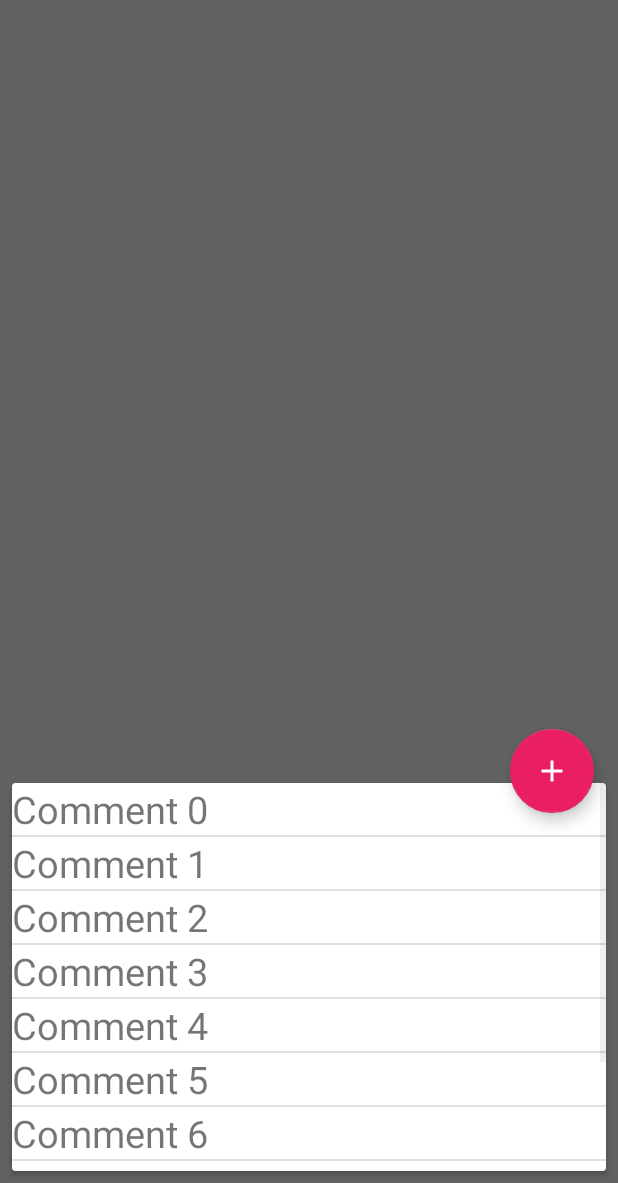
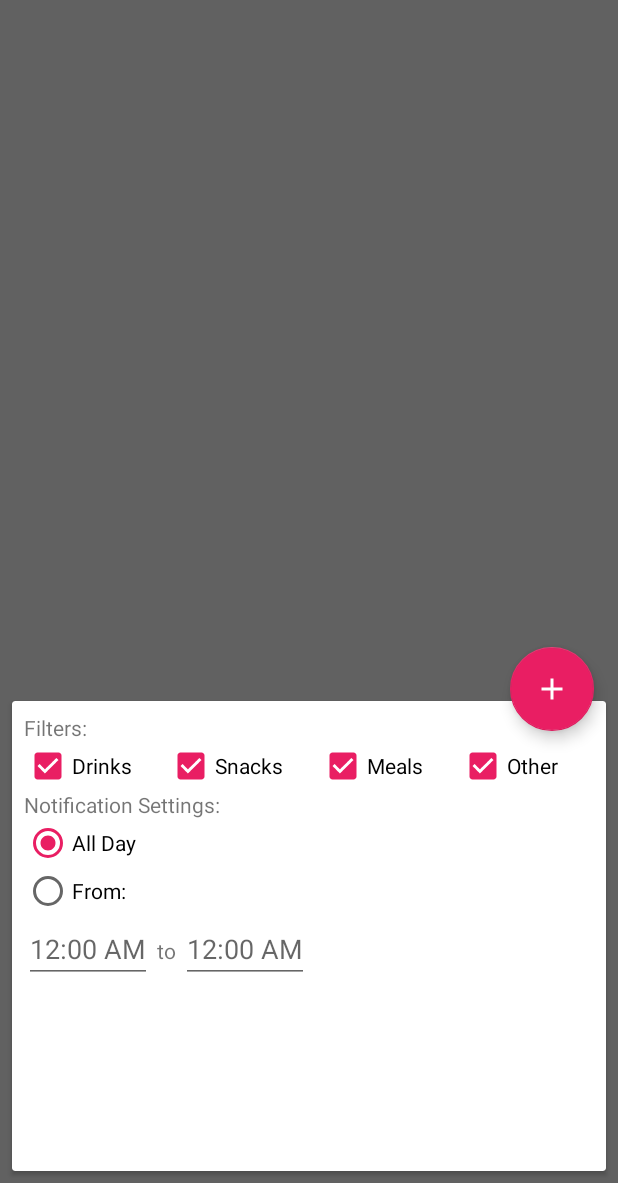
Before and after one commit to Skouriskaze/FindFood, an Android app: the Map screen opened directly, with no data from a screen before it, on a phone screen of 412 x 824 dp, the part 53-1236 px from its top. Run offline under Robolectric (Android 15) with nearby library versions, the phone set to English and light mode, and no system bars; our stand-ins replace Firebase (no records; nobody signed in at launch, a user with empty details on screens opened directly); 2 statements that could not run were skipped.

Commit message:
Added random functionality

```diff
--- a/FoodApp/app/build.gradle
+++ b/FoodApp/app/build.gradle
@@ -33,6 +33,7 @@ dependencies {
     compile 'com.google.firebase:firebase-auth:9.6.1'
 
     compile 'com.android.support:cardview-v7:24.2.1'
+    compile 'com.wdullaer:materialdatetimepicker:2.5.0'
 }
 
 apply plugin: 'com.google.gms.google-services'
--- a/FoodApp/app/src/main/java/caden/foodapp/Map.java
+++ b/FoodApp/app/src/main/java/caden/foodapp/Map.java
@@ -1,31 +1,31 @@
 package caden.foodapp;
 
 import android.Manifest;
+import android.app.TimePickerDialog;
 import android.content.Context;
 import android.content.DialogInterface;
 import android.content.Intent;
 import android.content.pm.PackageManager;
 import android.content.res.ColorStateList;
-import android.graphics.Canvas;
 import android.graphics.Color;
 import android.location.Address;
 import android.location.Geocoder;
 import android.location.Location;
 import android.location.LocationManager;
+import android.os.Bundle;
 import android.provider.Settings;
 import android.support.annotation.NonNull;
 import android.support.annotation.Nullable;
 import android.support.design.widget.FloatingActionButton;
 import android.support.v4.app.ActivityCompat;
-import android.os.Bundle;
 import android.support.v7.app.AlertDialog;
 import android.support.v7.app.AppCompatActivity;
 import android.util.Log;
 import android.view.LayoutInflater;
 import android.view.View;
-import android.widget.ArrayAdapter;
 import android.widget.EditText;
-import android.widget.ListView;
+import android.widget.RadioButton;
+import android.widget.TimePicker;
 import android.widget.Toast;
 
 import com.google.android.gms.common.ConnectionResult;
@@ -100,13 +100,8 @@ public class Map extends AppCompatActivity
         }
 
         fab = (FloatingActionButton) findViewById(R.id.fab);
-
-        String[] arra = new String[10];
-        for (int i = 0; i < 10; i++) arra[i] = "Comment " + i;
-        ArrayAdapter<String> adapter = new ArrayAdapter<String>(this, R.layout.item_food, arra);
-
-        ListView lvComments = (ListView) findViewById(R.id.lvComments);
-        lvComments.setAdapter(adapter);
+        RadioButton rbAllDay = (RadioButton) findViewById(R.id.rbAllDay);
+        rbAllDay.setChecked(true);
 
         mCampus = new Campus(getIntent().getStringExtra("Name"), getIntent().getStringExtra("Address"));
         if (!mCampus.getName().equals("") && mCampus.getName() != null) {
@@ -119,7 +114,8 @@ public class Map extends AppCompatActivity
             }
 
             Address address = addressList.get(0);
-            mUni = new LatLng(address.getLatitude(), address.getLongitude());
+            if (address != null)
+                mUni = new LatLng(address.getLatitude(), address.getLongitude());
         }
 
         if (checkPlayServices()) {
@@ -193,9 +189,6 @@ public class Map extends AppCompatActivity
                 }
             }
         });
-        //updateLocation();
-        //m_Location = getLocation();
-
 
     }
 
@@ -251,42 +244,12 @@ public class Map extends AppCompatActivity
                     }
                     LocationServices.FusedLocationApi.requestLocationUpdates(mGoogleApiClient, mLocationRequest, this);
                     mMap.setMyLocationEnabled(true);
-                    //updateLocation();
-                    //m_Location = getLocation();
                 } else {
                     Log.e("Map", "Permission Denied");
                 }
             }
         }
     }
-
-    /*
-    private void updateLocation() {
-        if (ContextCompat.checkSelfPermission(this, android.Manifest.permission.ACCESS_FINE_LOCATION)
-                == PackageManager.PERMISSION_GRANTED) {
-            mMap.setMyLocationEnabled(true);
-            Log.d("Map", "Location enabled");
-        } else {
-            ActivityCompat.requestPermissions(Map.this,
-                    new String[]{Manifest.permission.ACCESS_FINE_LOCATION},
-                    MY_PERMISSIONS_REQUEST_ACCESS_FINE_LOCATION);
-        }
-    } */
-
-    /*
-    public Location getLocation() {
-        if (ContextCompat.checkSelfPermission(this, android.Manifest.permission.ACCESS_FINE_LOCATION)
-                != PackageManager.PERMISSION_GRANTED) {
-            ActivityCompat.requestPermissions(Map.this,
-                    new String[]{android.Manifest.permission.ACCESS_FINE_LOCATION}, MY_PERMISSIONS_REQUEST_ACCESS_FINE_LOCATION);
-        }
-        m_LocationManager = (LocationManager) getSystemService(LOCATION_SERVICE);
-        Criteria criteria = new Criteria();
-        String bestProvider = m_LocationManager.getBestProvider(criteria, true);
-        Location location = m_LocationManager.getLastKnownLocation(bestProvider);
-        Location loc2 = LocationServices.FusedLocationApi.getLastLocation(mGoogleApiClient);
-        return loc2;
-    } */
 
     protected void startLocationUpdate() {
         mLocationRequest = LocationRequest.create().setPriority(LocationRequest.PRIORITY_HIGH_ACCURACY).setInterval(10000).setFastestInterval(2000);
@@ -322,26 +285,6 @@ public class Map extends AppCompatActivity
         }
     }
 
-//    @Override
-//    public boolean onCreateOptionsMenu(Menu menu) {
-//        MenuInflater inflater = getMenuInflater();
-//        inflater.inflate(R.menu.menu_add, menu);
-//        return true;
-//    }
-
-//    @Override
-//    public boolean onOptionsItemSelected(MenuItem item) {
-//        switch (item.getItemId()) {
-//            case R.id.action_add:
-//
-////                addDialog();
-//
-//                return true;
-//            default:
-//                return super.onOptionsItemSelected(item);
-//        }
-//    }
-
     public void addDialog(View view) {
         Log.d("Action", "Marker to be added");
         isStateDragging = !isStateDragging;
@@ -363,8 +306,15 @@ public class Map extends AppCompatActivity
                         public void onClick(DialogInterface dialog, int which) {
                             String desc = ((EditText) dialogView.findViewById(R.id.desc)).getText().toString();
                             String snip = ((EditText) dialogView.findViewById(R.id.snippet)).getText().toString();
-                            Marker mark = mMap.addMarker(new MarkerOptions().position(camPos).title(desc).snippet(snip));
+                            if (desc.trim().equals("")) {
+                                desc = "Food";
+                            }
+                            Marker mark = mMap.addMarker(new MarkerOptions().position(camPos).title(desc));
+                            if (!snip.trim().equals("")) {
+                                mark.setSnippet(snip);
+                            }
                             mark.setTag(mCampus);
+                            mark.showInfoWindow();
                             mCamMarker.remove();
 //                        mMap.animateCamera(CameraUpdateFactory.newLatLngZoom(loc, 15));
                         }
@@ -379,27 +329,43 @@ public class Map extends AppCompatActivity
 
             builder.show();
         }
-        /*
-        AlertDialog.Builder builder = new AlertDialog.Builder(this);
-        final LayoutInflater layoutInflater = this.getLayoutInflater();
-        final View dialogView = layoutInflater.inflate(R.layout.dialog_marker, null, false);
-        final LatLng camPos = mMap.getCameraPosition().target;
-        builder.setView(dialogView)
-                .setPositiveButton("Okay", new DialogInterface.OnClickListener() {
-                    @Override
-                    public void onClick(DialogInterface dialog, int which) {
-                        String desc = ((EditText) dialogView.findViewById(R.id.desc)).getText().toString();
-                        mMap.addMarker(new MarkerOptions().position(camPos).title(desc));
-//                        mMap.animateCamera(CameraUpdateFactory.newLatLngZoom(loc, 15));
-                    }
-                })
-                .setNegativeButton("Cancel", new DialogInterface.OnClickListener() {
-                    @Override
-                    public void onClick(DialogInterface dialog, int which) {
-                        dialog.cancel();
-                    }
-                });
 
-        builder.show(); */
+    }
+
+    public void onBeginClick(View view) {
+        final EditText etBegin = (EditText) findViewById(R.id.etBeginTime);
+        final RadioButton rbFrom = (RadioButton) findViewById(R.id.rbFrom);
+        TimePickerDialog tpd = new TimePickerDialog(this, new TimePickerDialog.OnTimeSetListener() {
+            @Override
+            public void onTimeSet(TimePicker view, int hourOfDay, int minute) {
+                rbFrom.setChecked(true);
+                StringBuilder sb = new StringBuilder();
+                sb.append(hourOfDay % 12 == 0 ? 12 : hourOfDay % 12);
+                sb.append(":");
+                sb.append(String.format("%1$02d", minute));
+                sb.append(hourOfDay > 11 ? " PM" : " AM");
+                etBegin.setText(sb.toString());
+            }
+        }, 0, 0, false);
+        tpd.show();
+    }
+
+    public void onEndClick(View view) {
+
+        final EditText etEnd = (EditText) findViewById(R.id.etEndTime);
+        final RadioButton rbFrom = (RadioButton) findViewById(R.id.rbFrom);
+        TimePickerDialog tpd = new TimePickerDialog(this, new TimePickerDialog.OnTimeSetListener() {
+            @Override
+            public void onTimeSet(TimePicker view, int hourOfDay, int minute) {
+                rbFrom.setChecked(true);
+                StringBuilder sb = new StringBuilder();
+                sb.append(hourOfDay % 12 == 0 ? 12 : hourOfDay % 12);
+                sb.append(":");
+                sb.append(String.format("%1$02d", minute));
+                sb.append(hourOfDay > 11 ? " PM" : " AM");
+                etEnd.setText(sb.toString());
+            }
+        }, 0, 0, false);
+        tpd.show();
     }
 }
--- a/FoodApp/app/src/main/res/layout/activity_map.xml
+++ b/FoodApp/app/src/main/res/layout/activity_map.xml
@@ -20,20 +20,106 @@
             android:name="com.google.android.gms.maps.SupportMapFragment"
             android:layout_width="match_parent"
             android:layout_height="match_parent"
-            android:layout_weight="1"
+            android:layout_weight="2"
             tools:context="caden.foodapp.Map"/>
 
         <android.support.v7.widget.CardView
-            android:layout_weight="2"
+            android:layout_weight="3"
             android:layout_margin="8dp"
             android:layout_width="match_parent"
             android:layout_height="match_parent">
 
-            <ListView
-                android:id="@+id/lvComments"
-                android:layout_weight="2"
+            <LinearLayout
+                android:orientation="vertical"
+                android:padding="12px"
                 android:layout_width="match_parent"
-                android:layout_height="match_parent"/>
+                android:layout_height="match_parent">
+
+                <TextView
+                    android:text="Filters:"
+                    android:layout_width="match_parent"
+                    android:layout_height="wrap_content" />
+
+                <LinearLayout
+                    android:layout_width="match_parent"
+                    android:layout_height="wrap_content">
+                    <CheckBox
+                        android:id="@+id/cbFirst"
+                        android:layout_weight="1"
+                        android:text="Drinks"
+                        android:checked="true"
+                        android:layout_width="wrap_content"
+                        android:layout_height="wrap_content" />
+                    <CheckBox
+                        android:id="@+id/cbSecond"
+                        android:layout_weight="1"
+                        android:text="Snacks"
+                        android:checked="true"
+                        android:layout_width="wrap_content"
+                        android:layout_height="wrap_content" />
+                    <CheckBox
+                        android:id="@+id/cbThird"
+                        android:layout_weight="1"
+                        android:text="Meals"
+                        android:checked="true"
+                        android:layout_width="wrap_content"
+                        android:layout_height="wrap_content" />
+                    <CheckBox
+                        android:id="@+id/cbFourth"
+                        android:layout_weight="1"
+                        android:text="Other"
+                        android:checked="true"
+                        android:layout_width="wrap_content"
+                        android:layout_height="wrap_content" />
+                </LinearLayout>
+
+                <TextView
+                    android:text="Notification Settings:"
+                    android:layout_width="match_parent"
+                    android:layout_height="wrap_content" />
+
+                <RadioGroup
+                    android:layout_width="match_parent"
+                    android:layout_height="wrap_content">
+                    <RadioButton
+                        android:id="@+id/rbAllDay"
+                        android:text="All Day"
+                        android:layout_width="match_parent"
+                        android:layout_height="wrap_content" />
+
+                    <RadioButton
+                        android:id="@+id/rbFrom"
+                        android:text="From:"
+                        android:layout_width="match_parent"
+                        android:layout_height="wrap_content" />
+
+                    <LinearLayout
+                        android:layout_width="match_parent"
+                        android:layout_height="wrap_content">
+
+                        <EditText
+                            android:id="@+id/etBeginTime"
+                            android:hint="12:00 AM"
+                            android:focusable="false"
+                            android:onClick="onBeginClick"
+                            android:layout_width="wrap_content"
+                            android:layout_height="wrap_content" />
+
+                        <TextView
+                            android:text=" to "
+                            android:layout_width="wrap_content"
+                            android:layout_height="wrap_content" />
+                        <EditText
+                            android:id="@+id/etEndTime"
+                            android:hint="12:00 AM"
+                            android:focusable="false"
+                            android:onClick="onEndClick"
+                            android:layout_width="wrap_content"
+                            android:layout_height="wrap_content" />
+                    </LinearLayout>
+                </RadioGroup>
+
+            </LinearLayout>
 
         </android.support.v7.widget.CardView>
 
--- a/FoodApp/app/src/main/res/layout/dialog_marker.xml
+++ b/FoodApp/app/src/main/res/layout/dialog_marker.xml
@@ -21,6 +21,7 @@
 
     <EditText
         android:id="@+id/snippet"
+        android:hint="Caption (Optional)"
         android:layout_margin="4px"
         android:textAlignment="center"
         android:layout_width="match_parent"
```
